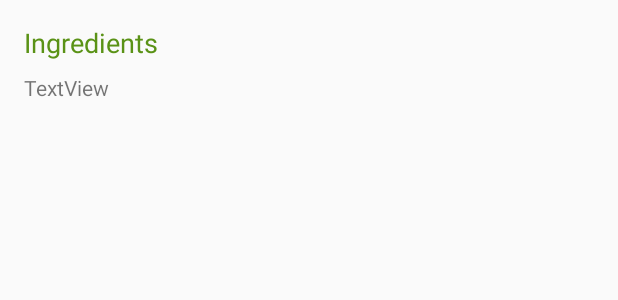
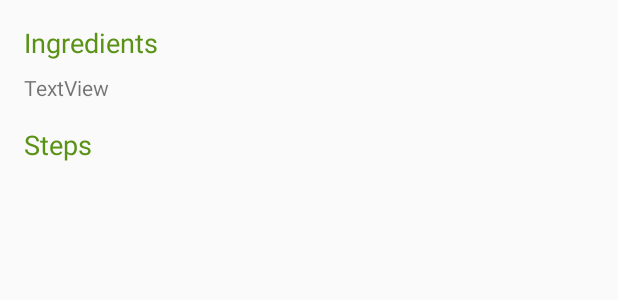
Before and after one commit to muety/baking-time-android, an Android app: the layout fragment_detail_overview.xml on its own in the app's theme, with its tools: preview values and no code run, on a phone screen of 412 x 824 dp. Shown: the top 300 px of the screen. Run offline under Robolectric (Android 15) with nearby library versions, the phone set to English and light mode, and no system bars.

Commit message:
Show steps.

```diff
--- a/app/src/main/res/layout/fragment_detail_overview.xml
+++ b/app/src/main/res/layout/fragment_detail_overview.xml
@@ -28,10 +28,19 @@
 
     </LinearLayout>
 
+    <TextView
+        android:id="@+id/steps_title_tv"
+        style="@style/SubHeadingText"
+        android:layout_width="wrap_content"
+        android:layout_height="wrap_content"
+        android:padding="8dp"
+        android:text="@string/steps" />
+
     <GridView
         android:id="@+id/steps_gv"
         android:layout_width="match_parent"
         android:layout_height="match_parent"
-        android:numColumns="1" />
+        android:numColumns="1"
+        android:padding="0dp" />
 
 </LinearLayout>
--- a/app/src/main/res/values/strings.xml
+++ b/app/src/main/res/values/strings.xml
@@ -1,4 +1,5 @@
 <resources>
     <string name="app_name">BakingTime</string>
     <string name="ingredients">Ingredients</string>
+    <string name="steps">Steps</string>
 </resources>
```
Also changed, not shown: app/src/main/java/com/github/n1try/bakingtime/ui/DetailOverviewFragment.java (+15 -0 lines).
